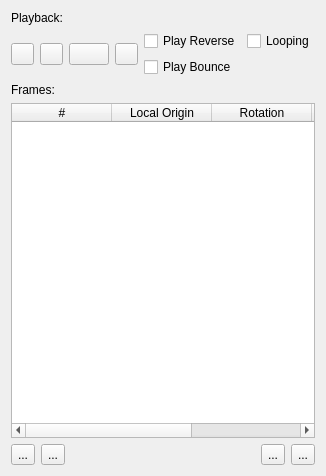
Old version of the form DesignerTool/src/WidgetSpriteState.ui in the repository GameOverture/HarmonyEngine.
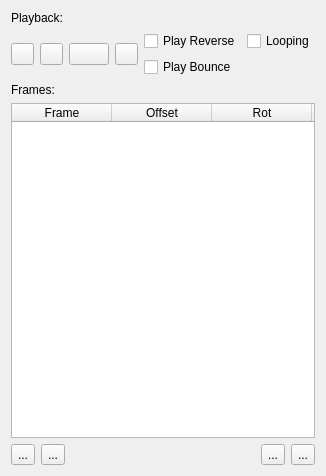
New version of the form.

Commit message: Importing frames from AtlasManager into items working... need to relinquish and other polish

Patch:
```diff
--- a/DesignerTool/src/WidgetSpriteState.ui
+++ b/DesignerTool/src/WidgetSpriteState.ui
@@ -115,6 +115,9 @@
    </item>
    <item>
     <widget class="QTableWidget" name="frames">
+     <property name="horizontalScrollBarPolicy">
+      <enum>Qt::ScrollBarAlwaysOff</enum>
+     </property>
      <property name="horizontalScrollMode">
       <enum>QAbstractItemView::ScrollPerPixel</enum>
      </property>
@@ -132,17 +135,20 @@
      </attribute>
      <column>
       <property name="text">
-       <string>#</string>
+       <string>Frame</string>
       </property>
      </column>
      <column>
       <property name="text">
-       <string>Local Origin</string>
+       <string>Offset</string>
       </property>
      </column>
      <column>
       <property name="text">
-       <string>Rotation</string>
+       <string>Rot</string>
+      </property>
+      <property name="toolTip">
+       <string extracomment="Rotation"/>
       </property>
      </column>
      <column>
@@ -152,7 +158,10 @@
      </column>
      <column>
       <property name="text">
-       <string>Duration</string>
+       <string>Dur</string>
+      </property>
+      <property name="toolTip">
+       <string extracomment="Duration"/>
       </property>
      </column>
     </widget>
```
The commit also changes 10 other files.
